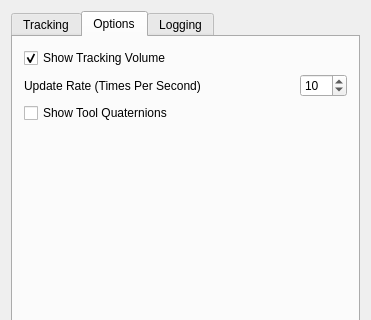
The window that Modules/Bundles/org.mitk.gui.qt.igttrackingtoolbox/src/internal/QmitkMITKIGTTrackingToolboxViewControls.ui (MITK/MITK) describes before a commit, drawn with Qt 5; both pictures show x 0 to 371 and y 0 to 320 of the 371 by 697 pixel window.
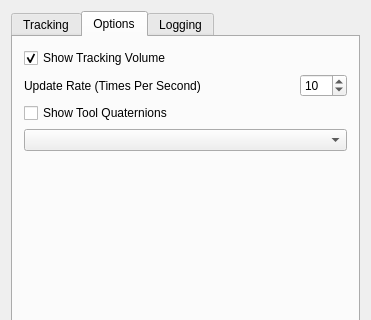
The same window after the commit. The open tabs and pages were chosen to show the change. Custom widgets are drawn as their Qt base class.

Diff of the .ui file:
```diff
--- a/Modules/Bundles/org.mitk.gui.qt.igttrackingtoolbox/src/internal/QmitkMITKIGTTrackingToolboxViewControls.ui
+++ b/Modules/Bundles/org.mitk.gui.qt.igttrackingtoolbox/src/internal/QmitkMITKIGTTrackingToolboxViewControls.ui
@@ -306,6 +306,9 @@
          </property>
         </widget>
        </item>
+       <item>
+        <widget class="QComboBox" name="VolumeSelectionBox"/>
+       </item>
        <item>
         <spacer name="verticalSpacer_3">
          <property name="orientation">
```
Left out of the diff: 2 changed lines with no effect on the pictures.
